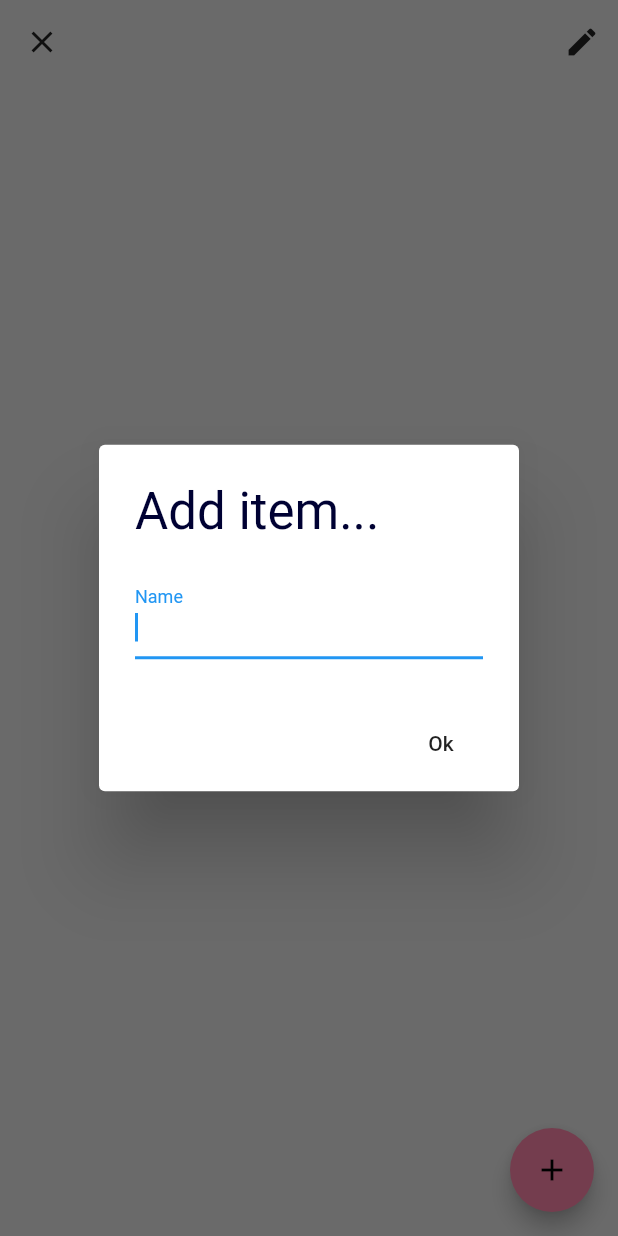
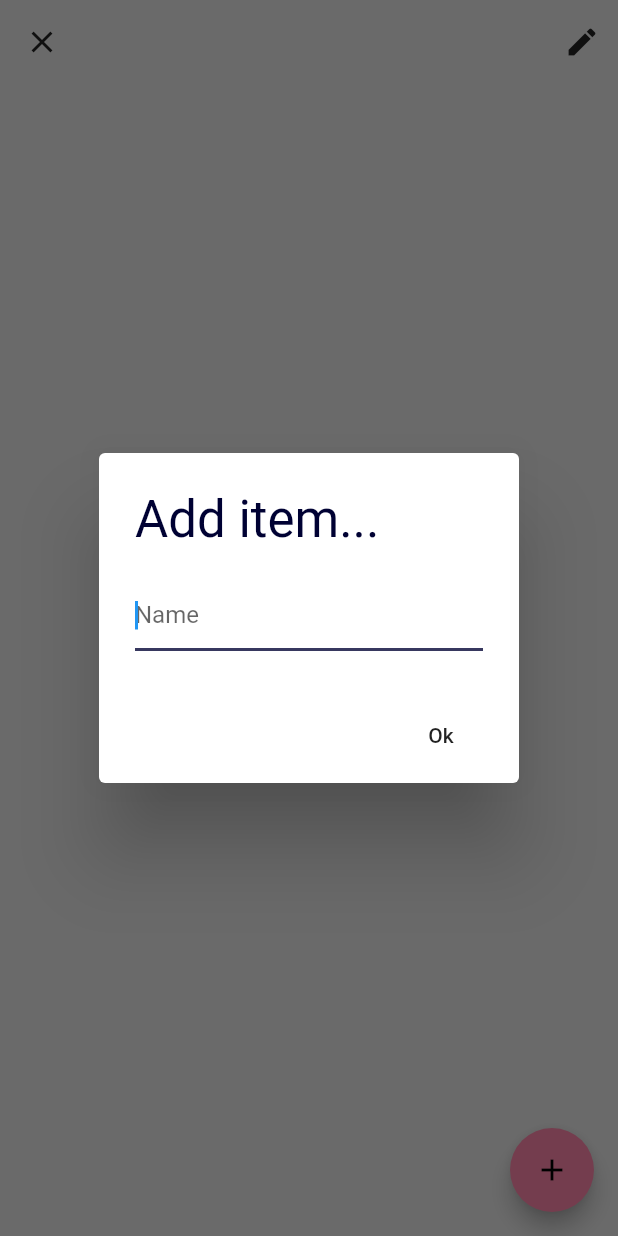
Before and after one commit to ShamylZakariya/Rando, a Flutter app: the CollectionEditor screen opened directly, after a tap on "Add some items...", on a phone screen of 412 x 824 dp. Run offline on Flutter 3.47's test engine with Material 2 defaults, Android fonts, the phone set to English and light mode, and no system bars; our stand-ins replace google_fonts; Roboto replaces fonts that are missing (Arvo); statements that could not run were skipped.

Commit message:
Fix dialog text decoration underline color

```diff
--- a/lib/ui/util.dart
+++ b/lib/ui/util.dart
@@ -1,8 +1,13 @@
 import 'package:flutter/material.dart';
+import 'package:rando/common/theme.dart';
 
 Future<String> showInputDialog(BuildContext context, String title,
     String valueTitle, String initialValue) async {
   String text;
+  TextEditingController controller = TextEditingController(
+    text: initialValue != null ? initialValue : "",
+  );
+
   return showDialog(
       context: context,
       barrierDismissible: true,
@@ -16,15 +21,18 @@ Future<String> showInputDialog(BuildContext context, String title,
             children: <Widget>[
               Expanded(
                 child: TextField(
-                  controller: TextEditingController()
-                    ..text = initialValue != null ? initialValue : "",
+                  controller: controller,
                   autofocus: true,
                   keyboardType: TextInputType.multiline,
                   maxLines: null,
                   decoration: InputDecoration(
-                    labelText: valueTitle,
+                    hintText: valueTitle,
+                    focusedBorder: UnderlineInputBorder(
+                      borderSide: BorderSide(color: ThemeColors.primaryColor.withAlpha(200), width: 2),
+                    ),
                   ),
                   textCapitalization: TextCapitalization.sentences,
+                  textInputAction: TextInputAction.done,
                   onChanged: (value) {
                     text = value;
                   },
@@ -44,12 +52,11 @@ Future<String> showInputDialog(BuildContext context, String title,
       });
 }
 
-enum DismissibleBackgroundIconPlacement {
-  Left, Right
-}
+enum DismissibleBackgroundIconPlacement { Left, Right }
 
-Widget dismissibleBackground(BuildContext context, DismissibleBackgroundIconPlacement placement) {
-  switch(placement) {
+Widget dismissibleBackground(
+    BuildContext context, DismissibleBackgroundIconPlacement placement) {
+  switch (placement) {
     case DismissibleBackgroundIconPlacement.Left:
       return Container(
         color: Colors.red,
```
